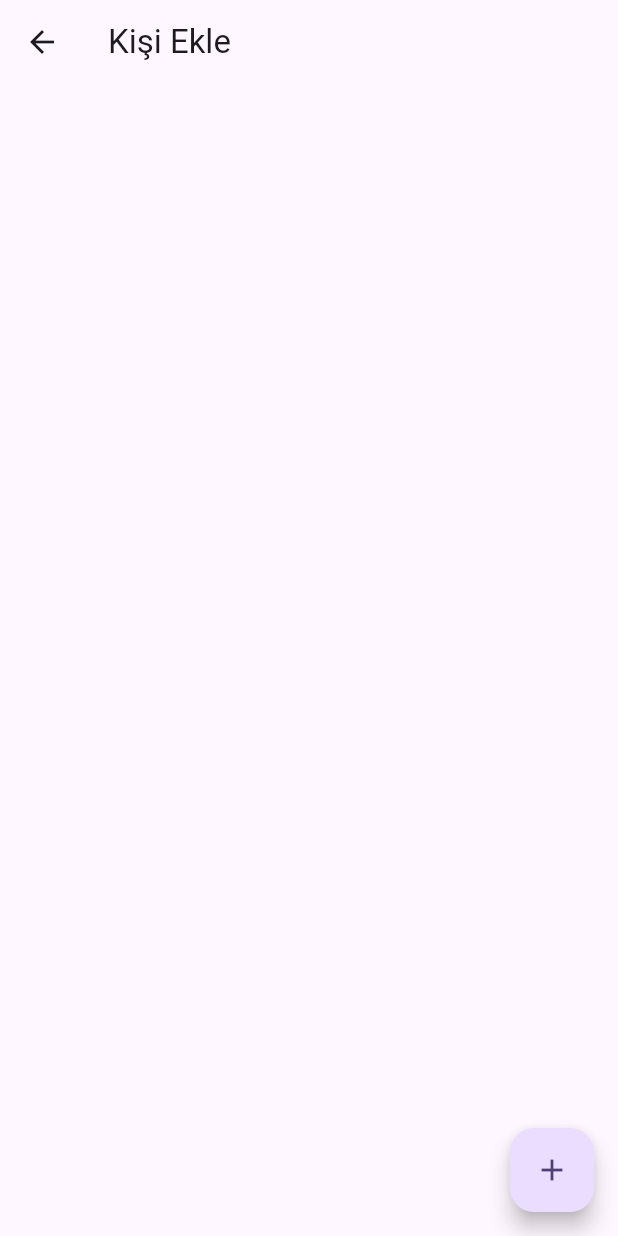
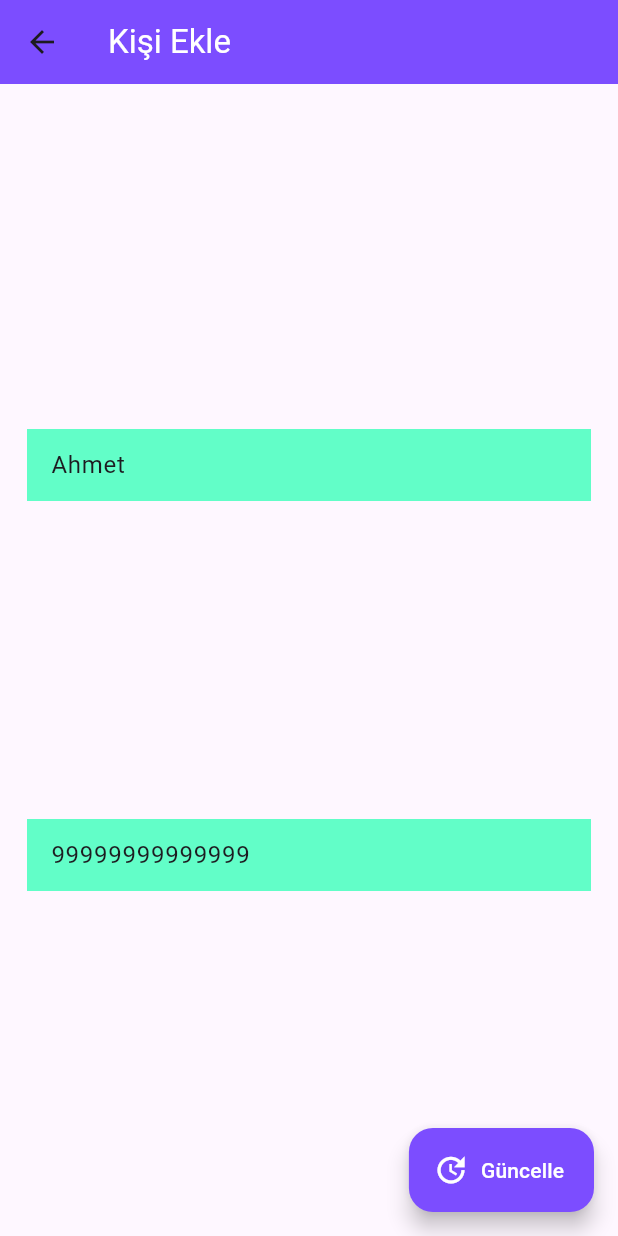
Before and after one commit to GurbetKasbas/KisilerUygulamasi, a Flutter app: the screen it shows after launch, after a tap on "Ahmet", on a phone screen of 412 x 824 dp. Run offline on Flutter 3.47's test engine with Material 3 defaults, Android fonts, the phone set to English and light mode, and no system bars.

Commit message:
Kisi Detay sayfası arayüz tasarımı tamamlandı

```diff
--- a/lib/screens/kisi_detay.dart
+++ b/lib/screens/kisi_detay.dart
@@ -1,34 +1,89 @@
 import 'package:flutter/material.dart';
 
+import '../Kisiler.dart';
+
 class KisiDetay extends StatefulWidget {
-  const KisiDetay({super.key});
+  Kisiler kisi;
+
+  KisiDetay({required this.kisi});
 
   @override
   State<KisiDetay> createState() => _KisiDetayState();
 }
 
 class _KisiDetayState extends State<KisiDetay> {
+  var tfkisiad = TextEditingController();
+  var tfkisitel = TextEditingController();
+
+//Bilgi guncelleme methodu
+  Future<void> guncelle(int kisi_id, String kisi_ad, String kisi_tel) async {
+    print("$kisi_ad - $kisi_tel bilgileri güncellendi");
+  }
+
+  @override
+  void initState() {
+    super.initState();
+
+    //Öncelikle kişi nesnesine erişmem gerek
+    var kisi = widget.kisi;
+
+    //Kisibilgilerini textfielcontroller sayseinde içeri aktardık
+    tfkisiad.text = kisi.kisi_ad;
+    tfkisitel.text = kisi.kisi_tel;
+  }
+
   @override
   Widget build(BuildContext context) {
     return Scaffold(
       appBar: AppBar(
-        title: Text("Kişi Ekle"),
+        backgroundColor: Colors.deepPurpleAccent,
+        title: Text(
+          "Kişi Ekle",
+          style: TextStyle(color: Colors.white),
+        ),
       ),
       body: Center(
+        child: Padding(
+          padding: const EdgeInsets.all(18.0),
           child: Column(
             mainAxisAlignment: MainAxisAlignment.spaceEvenly,
             children: [
-
+              TextField(
+                controller: tfkisiad,
+                decoration: InputDecoration(
+                  border: InputBorder.none,
+                  filled: true,
+                  fillColor: const Color.fromARGB(214, 68, 255, 190),
+                  hintText: "Kişi Adı",
+                ),
+              ),
+              TextField(
+                controller: tfkisitel,
+                decoration: InputDecoration(
+                    border: InputBorder.none,
+                    filled: true,
+                    fillColor: const Color.fromARGB(214, 68, 255, 190),
+                    hintText: "Kişi Tel"),
+              ),
             ],
           ),
         ),
-      floatingActionButton: FloatingActionButton(
+      ),
+      floatingActionButton: FloatingActionButton.extended(
+          backgroundColor: Colors.deepPurpleAccent,
           onPressed: () {
-
+            guncelle(
+                widget.kisi.kisi_id, widget.kisi.kisi_ad, widget.kisi.kisi_tel);
           },
-      tooltip: 'Kişi Ekle',
-      child: Icon(Icons.add),
+          tooltip: 'Kişi Güncelle',
+          icon: Icon(
+            Icons.update,
+            color: Colors.white,
           ),
+          label: Text(
+            "Güncelle",
+            style: TextStyle(color: Colors.white),
+          )),
     );
   }
 }
```
Lines whose indentation alone changed are shown as unchanged.
